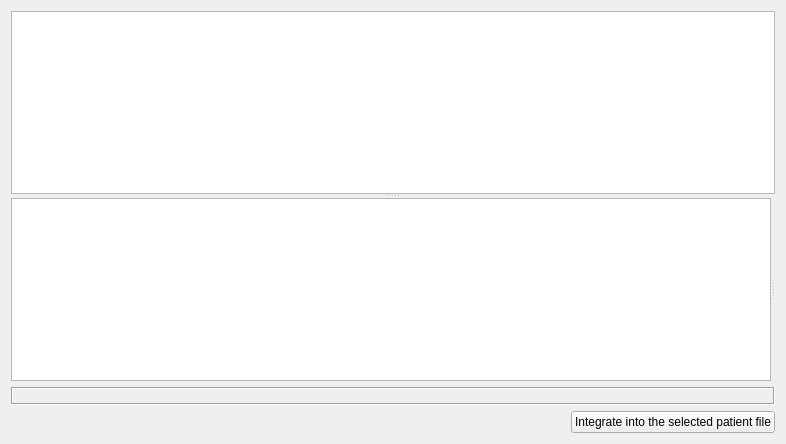
Old version of the form plugins/toolsplugin/hprimintegrator/hprimintegratorwidget.ui in the repository FreeHealth/freehealth.
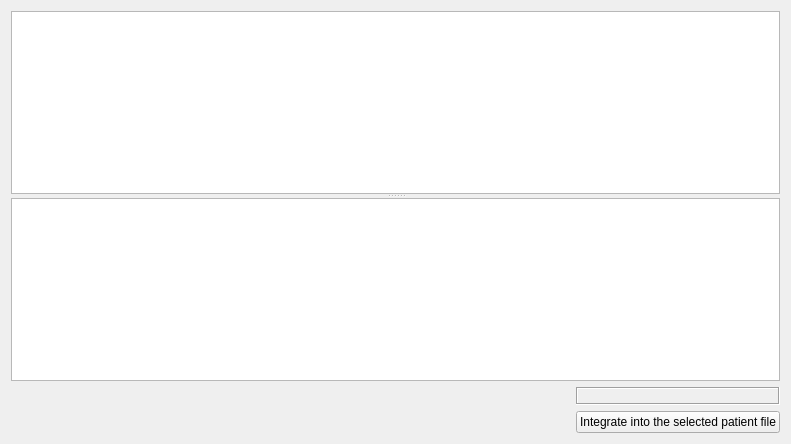
New version of the form. Custom widgets are drawn as their Qt base class.

```diff
--- a/plugins/toolsplugin/hprimintegrator/hprimintegratorwidget.ui
+++ b/plugins/toolsplugin/hprimintegrator/hprimintegratorwidget.ui
@@ -6,7 +6,7 @@
    <rect>
     <x>0</x>
     <y>0</y>
-    <width>709</width>
+    <width>791</width>
     <height>444</height>
    </rect>
   </property>
@@ -14,6 +14,64 @@
    <string>Form</string>
   </property>
   <layout class="QGridLayout" name="gridLayout">
+   <item row="2" column="0">
+    <layout class="QGridLayout" name="gridLayout_2">
+     <item row="1" column="1">
+      <widget class="QPushButton" name="integrate">
+       <property name="maximumSize">
+        <size>
+         <width>400</width>
+         <height>16777215</height>
+        </size>
+       </property>
+       <property name="text">
+        <string>Integrate into the selected patient file</string>
+       </property>
+      </widget>
+     </item>
+     <item row="1" column="0">
+      <spacer name="horizontalSpacer">
+       <property name="orientation">
+        <enum>Qt::Horizontal</enum>
+       </property>
+       <property name="sizeHint" stdset="0">
+        <size>
+         <width>40</width>
+         <height>20</height>
+        </size>
+       </property>
+      </spacer>
+     </item>
+     <item row="0" column="1">
+      <widget class="QLabel" name="patientInfo">
+       <property name="maximumSize">
+        <size>
+         <width>400</width>
+         <height>16777215</height>
+        </size>
+       </property>
+       <property name="font">
+        <font>
+         <weight>75</weight>
+         <bold>true</bold>
+        </font>
+       </property>
+       <property name="frameShape">
+        <enum>QFrame::Box</enum>
+       </property>
+       <property name="frameShadow">
+        <enum>QFrame::Sunken</enum>
+       </property>
+       <property name="text">
+        <string/>
+       </property>
+       <property name="wordWrap">
+        <bool>true</bool>
+       </property>
+      </widget>
+     </item>
+    </layout>
+   </item>
    <item row="0" column="0">
     <widget class="QSplitter" name="verticSplitter">
      <property name="orientation">
@@ -41,66 +99,11 @@
         <bool>true</bool>
        </property>
       </widget>
-      <widget class="Patients::PatientSelector" name="patientSelector" native="true"/>
      </widget>
     </widget>
    </item>
-   <item row="2" column="0">
-    <layout class="QHBoxLayout" name="horizontalLayout">
-     <item>
-      <spacer name="horizontalSpacer">
-       <property name="orientation">
-        <enum>Qt::Horizontal</enum>
-       </property>
-       <property name="sizeHint" stdset="0">
-        <size>
-         <width>40</width>
-         <height>20</height>
-        </size>
-       </property>
-      </spacer>
-     </item>
-     <item>
-      <widget class="QPushButton" name="integrate">
-       <property name="text">
-        <string>Integrate into the selected patient file</string>
-       </property>
-      </widget>
-     </item>
-    </layout>
-   </item>
-   <item row="1" column="0">
-    <widget class="QLabel" name="patientInfo">
-     <property name="font">
-      <font>
-       <weight>75</weight>
-       <bold>true</bold>
-      </font>
-     </property>
-     <property name="frameShape">
-      <enum>QFrame::Box</enum>
-     </property>
-     <property name="frameShadow">
-      <enum>QFrame::Sunken</enum>
-     </property>
-     <property name="text">
-      <string/>
-     </property>
-     <property name="wordWrap">
-      <bool>true</bool>
-     </property>
-    </widget>
-   </item>
   </layout>
  </widget>
- <customwidgets>
-  <customwidget>
-   <class>Patients::PatientSelector</class>
-   <extends>QWidget</extends>
-   <header location="global">patientbaseplugin/patientselector.h</header>
-   <container>1</container>
-  </customwidget>
- </customwidgets>
  <resources/>
  <connections/>
 </ui>
```
